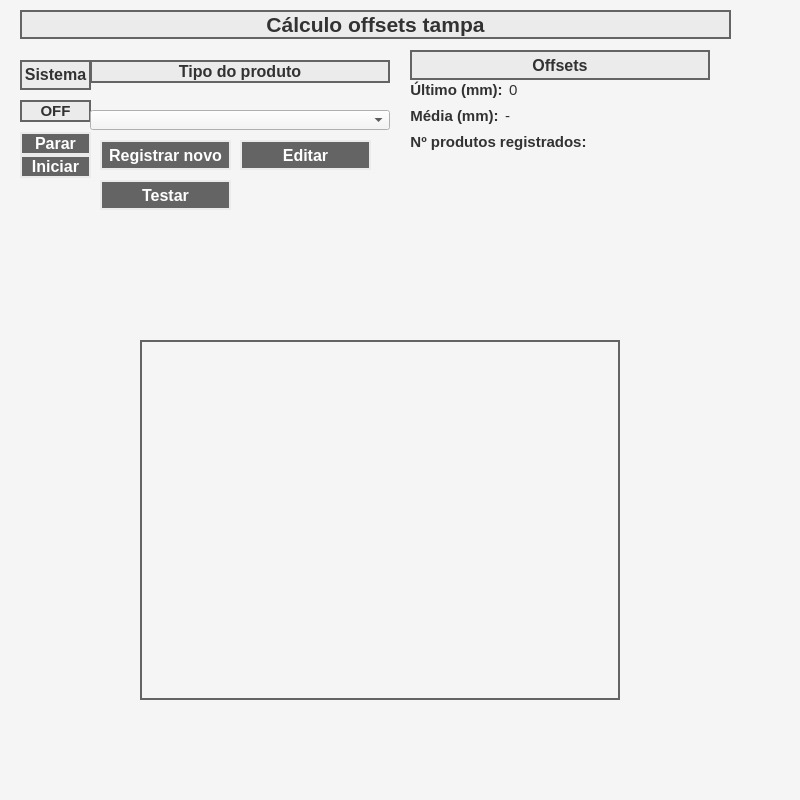
Old version of the form src/ApplicationWindows/main_window.ui in the repository gabrieldinse/package-cover-offset.
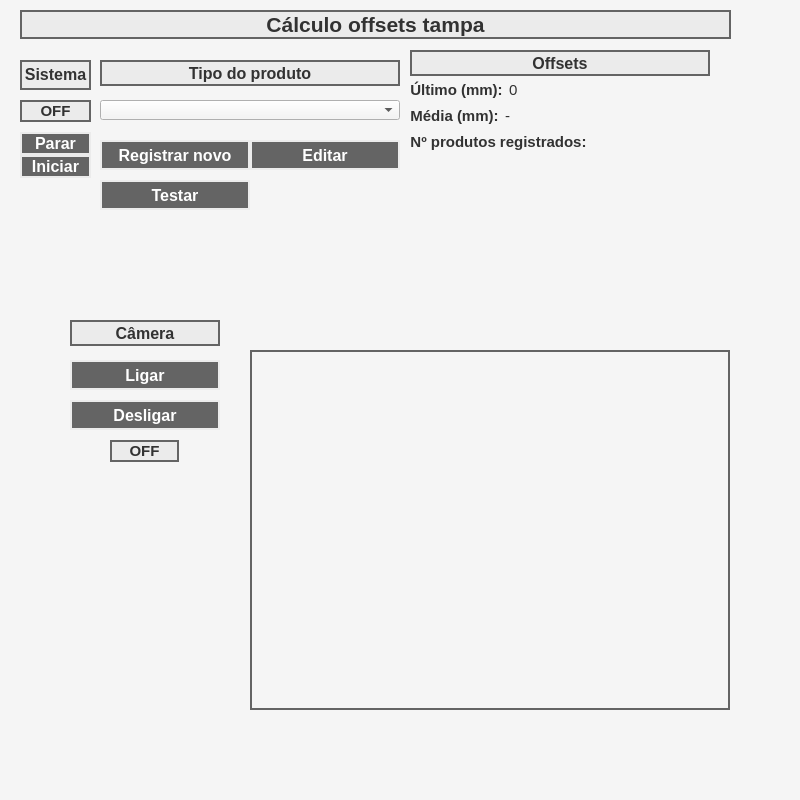
New version of the form.

Commit message: Mudado a UI, adicionado botoes para camera

The edit to the form file:
```diff
--- a/src/ApplicationWindows/main_window.ui
+++ b/src/ApplicationWindows/main_window.ui
@@ -68,10 +68,10 @@
    <widget class="QLabel" name="label_12">
     <property name="geometry">
      <rect>
-      <x>90</x>
+      <x>100</x>
       <y>60</y>
       <width>300</width>
-      <height>23</height>
+      <height>26</height>
      </rect>
     </property>
     <property name="sizePolicy">
@@ -114,23 +114,32 @@
     </property>
    </widget>
    <widget class="QPushButton" name="register_product_push_button">
+    <property name="enabled">
+     <bool>false</bool>
+    </property>
     <property name="geometry">
      <rect>
       <x>100</x>
       <y>140</y>
-      <width>131</width>
+      <width>150</width>
       <height>30</height>
      </rect>
     </property>
     <property name="sizePolicy">
-     <sizepolicy hsizetype="Preferred" vsizetype="Fixed">
+     <sizepolicy hsizetype="Fixed" vsizetype="Fixed">
       <horstretch>0</horstretch>
       <verstretch>0</verstretch>
      </sizepolicy>
     </property>
+    <property name="minimumSize">
+     <size>
+      <width>150</width>
+      <height>30</height>
+     </size>
+    </property>
     <property name="maximumSize">
      <size>
-      <width>999999</width>
+      <width>150</width>
       <height>30</height>
      </size>
     </property>
@@ -153,23 +162,32 @@
     </property>
    </widget>
    <widget class="QPushButton" name="edit_product_push_button">
+    <property name="enabled">
+     <bool>false</bool>
+    </property>
     <property name="geometry">
      <rect>
-      <x>240</x>
+      <x>250</x>
       <y>140</y>
-      <width>131</width>
+      <width>150</width>
       <height>30</height>
      </rect>
     </property>
     <property name="sizePolicy">
-     <sizepolicy hsizetype="Preferred" vsizetype="Fixed">
+     <sizepolicy hsizetype="Fixed" vsizetype="Fixed">
       <horstretch>0</horstretch>
       <verstretch>0</verstretch>
      </sizepolicy>
     </property>
+    <property name="minimumSize">
+     <size>
+      <width>150</width>
+      <height>30</height>
+     </size>
+    </property>
     <property name="maximumSize">
      <size>
-      <width>999999</width>
+      <width>150</width>
       <height>30</height>
      </size>
     </property>
@@ -192,23 +210,32 @@
     </property>
    </widget>
    <widget class="QPushButton" name="test_push_button">
+    <property name="enabled">
+     <bool>false</bool>
+    </property>
     <property name="geometry">
      <rect>
       <x>100</x>
       <y>180</y>
-      <width>131</width>
+      <width>150</width>
       <height>30</height>
      </rect>
     </property>
     <property name="sizePolicy">
-     <sizepolicy hsizetype="Preferred" vsizetype="Fixed">
+     <sizepolicy hsizetype="Fixed" vsizetype="Fixed">
       <horstretch>0</horstretch>
       <verstretch>0</verstretch>
      </sizepolicy>
     </property>
+    <property name="minimumSize">
+     <size>
+      <width>150</width>
+      <height>30</height>
+     </size>
+    </property>
     <property name="maximumSize">
      <size>
-      <width>999999</width>
+      <width>150</width>
       <height>30</height>
      </size>
     </property>
@@ -443,8 +470,8 @@
    <widget class="QComboBox" name="product_type_combo_box">
     <property name="geometry">
      <rect>
-      <x>90</x>
-      <y>110</y>
+      <x>100</x>
+      <y>100</y>
       <width>300</width>
       <height>20</height>
      </rect>
@@ -471,8 +498,8 @@
    <widget class="QGraphicsView" name="graphics_view">
     <property name="geometry">
      <rect>
-      <x>140</x>
-      <y>340</y>
+      <x>250</x>
+      <y>350</y>
       <width>480</width>
       <height>360</height>
      </rect>
@@ -778,7 +805,7 @@
       <x>410</x>
       <y>50</y>
       <width>300</width>
-      <height>30</height>
+      <height>26</height>
      </rect>
     </property>
     <property name="sizePolicy">
@@ -820,6 +847,177 @@
      <set>Qt::AlignCenter</set>
     </property>
    </widget>
+   <widget class="QPushButton" name="turn_on_camera_push_button">
+    <property name="geometry">
+     <rect>
+      <x>70</x>
+      <y>360</y>
+      <width>150</width>
+      <height>30</height>
+     </rect>
+    </property>
+    <property name="sizePolicy">
+     <sizepolicy hsizetype="Fixed" vsizetype="Fixed">
+      <horstretch>0</horstretch>
+      <verstretch>0</verstretch>
+     </sizepolicy>
+    </property>
+    <property name="minimumSize">
+     <size>
+      <width>150</width>
+      <height>30</height>
+     </size>
+    </property>
+    <property name="maximumSize">
+     <size>
+      <width>150</width>
+      <height>30</height>
+     </size>
+    </property>
+    <property name="font">
+     <font>
+      <pointsize>12</pointsize>
+      <weight>75</weight>
+      <bold>true</bold>
+     </font>
+    </property>
+    <property name="styleSheet">
+     <string notr="true">background-color: rgb(100, 100, 100);
+color: rgb(255, 255, 255);
+border-color: rgb(235, 235, 235);
+border-width : 2px;
+border-style:solid;</string>
+    </property>
+    <property name="text">
+     <string>Ligar</string>
+    </property>
+   </widget>
+   <widget class="QLabel" name="label_14">
+    <property name="geometry">
+     <rect>
+      <x>70</x>
+      <y>320</y>
+      <width>150</width>
+      <height>26</height>
+     </rect>
+    </property>
+    <property name="sizePolicy">
+     <sizepolicy hsizetype="Fixed" vsizetype="Fixed">
+      <horstretch>0</horstretch>
+      <verstretch>0</verstretch>
+     </sizepolicy>
+    </property>
+    <property name="minimumSize">
+     <size>
+      <width>150</width>
+      <height>0</height>
+     </size>
+    </property>
+    <property name="maximumSize">
+     <size>
+      <width>150</width>
+      <height>30</height>
+     </size>
+    </property>
+    <property name="font">
+     <font>
+      <pointsize>12</pointsize>
+      <weight>75</weight>
+      <bold>true</bold>
+     </font>
+    </property>
+    <property name="styleSheet">
+     <string notr="true">background-color: rgb(235, 235, 235);
+color: rgb(50, 50, 50);
+border-color: rgb(100, 100, 100);
+border-width : 2px;
+border-style:solid;</string>
+    </property>
+    <property name="text">
+     <string>Câmera</string>
+    </property>
+    <property name="alignment">
+     <set>Qt::AlignCenter</set>
+    </property>
+   </widget>
+   <widget class="QPushButton" name="turn_off_camera_push_button">
+    <property name="enabled">
+     <bool>false</bool>
+    </property>
+    <property name="geometry">
+     <rect>
+      <x>70</x>
+      <y>400</y>
+      <width>150</width>
+      <height>30</height>
+     </rect>
+    </property>
+    <property name="sizePolicy">
+     <sizepolicy hsizetype="Fixed" vsizetype="Fixed">
+      <horstretch>0</horstretch>
+      <verstretch>0</verstretch>
+     </sizepolicy>
+    </property>
+    <property name="minimumSize">
+     <size>
+      <width>150</width>
+      <height>30</height>
+     </size>
+    </property>
+    <property name="maximumSize">
+     <size>
+      <width>150</width>
+      <height>30</height>
+     </size>
+    </property>
+    <property name="font">
+     <font>
+      <pointsize>12</pointsize>
+      <weight>75</weight>
+      <bold>true</bold>
+     </font>
+    </property>
+    <property name="styleSheet">
+     <string notr="true">background-color: rgb(100, 100, 100);
+color: rgb(255, 255, 255);
+border-color: rgb(235, 235, 235);
+border-width : 2px;
+border-style:solid;</string>
+    </property>
+    <property name="text">
+     <string>Desligar</string>
+    </property>
+   </widget>
+   <widget class="QLabel" name="state_label_2">
+    <property name="geometry">
+     <rect>
+      <x>110</x>
+      <y>440</y>
+      <width>69</width>
+      <height>22</height>
+     </rect>
+    </property>
+    <property name="font">
+     <font>
+      <pointsize>11</pointsize>
+      <weight>75</weight>
+      <bold>true</bold>
+     </font>
+    </property>
+    <property name="styleSheet">
+     <string notr="true">background-color: rgb(235, 235, 235);
+color: rgb(50, 50, 50);
+border-color: rgb(100, 100, 100);
+border-width : 2px;
+border-style:solid;</string>
+    </property>
+    <property name="text">
+     <string>OFF</string>
+    </property>
+    <property name="alignment">
+     <set>Qt::AlignCenter</set>
+    </property>
+   </widget>
   </widget>
   <widget class="QMenuBar" name="menubar">
    <property name="geometry">
```
Left out of the diff: 6 changed lines with no effect on the pictures. The commit also changes 10 other files.
